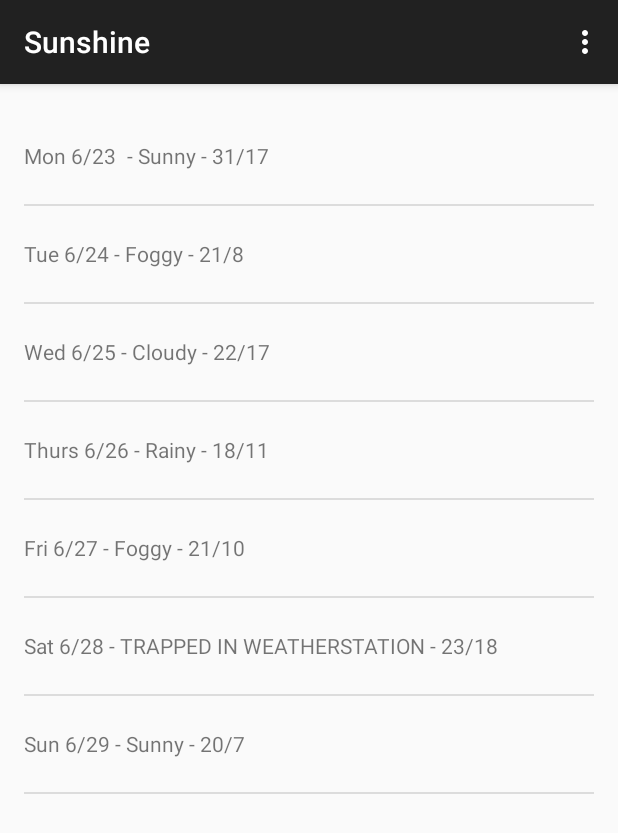
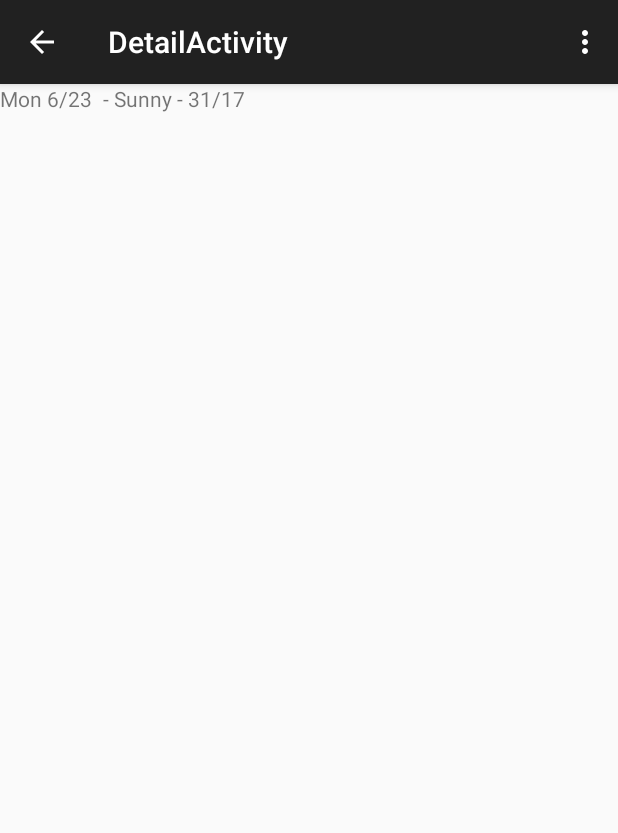
Before and after one commit to ryanseys/sunshine, an Android app: the screen it shows after launch (MainActivity before the commit, DetailActivity after it), after a tap on an icon or button, on a phone screen of 412 x 824 dp. Shown: the top 833 px of the screen. Run offline under Robolectric (Android 15) with nearby library versions, the phone set to English and light mode, and no system bars.

Commit message:
Add DetailFragment

```diff
--- a/app/build.gradle
+++ b/app/build.gradle
@@ -22,4 +22,5 @@ android {
 dependencies {
     compile fileTree(dir: 'libs', include: ['*.jar'])
     compile 'com.android.support:appcompat-v7:22.2.0'
+    compile 'com.android.support:support-v4:22.2.0'
 }
--- a/app/src/main/java/com/google/ryanseys/sunshine/DetailActivity.java
+++ b/app/src/main/java/com/google/ryanseys/sunshine/DetailActivity.java
@@ -1,9 +1,15 @@
 package com.google.ryanseys.sunshine;
 
+import android.content.Intent;
 import android.os.Bundle;
+import android.support.v4.app.Fragment;
 import android.support.v7.app.AppCompatActivity;
+import android.view.LayoutInflater;
 import android.view.Menu;
 import android.view.MenuItem;
+import android.view.View;
+import android.view.ViewGroup;
+import android.widget.TextView;
 
 public class DetailActivity extends AppCompatActivity {
 
@@ -11,12 +17,18 @@ public class DetailActivity extends AppCompatActivity {
     protected void onCreate(Bundle savedInstanceState) {
         super.onCreate(savedInstanceState);
         setContentView(R.layout.activity_detail);
+
+        if (savedInstanceState == null) {
+            getSupportFragmentManager().beginTransaction()
+                    .add(R.id.container, new PlaceholderFragment())
+                    .commit();
+        }
     }
 
     @Override
     public boolean onCreateOptionsMenu(Menu menu) {
         // Inflate the menu; this adds items to the action bar if it is present.
-        getMenuInflater().inflate(R.menu.menu_detail, menu);
+        getMenuInflater().inflate(R.menu.detail, menu);
         return true;
     }
 
@@ -34,4 +46,30 @@ public class DetailActivity extends AppCompatActivity {
 
         return super.onOptionsItemSelected(item);
     }
+
+    /**
+     * A placeholder fragment containing a simple view.
+     */
+    public static class PlaceholderFragment extends Fragment {
+
+        public PlaceholderFragment() {
+        }
+
+        @Override
+        public View onCreateView(LayoutInflater inflater, ViewGroup container,
+                                 Bundle savedInstanceState) {
+
+            Intent intent = getActivity().getIntent();
+            View rootView = inflater.inflate(R.layout.fragment_detail, container, false);
+
+            if (intent != null && intent.hasExtra(Intent.EXTRA_TEXT)) {
+                String forecastStr = intent.getStringExtra(Intent.EXTRA_TEXT);
+                TextView textView = (TextView) rootView.findViewById(R.id.detail_text);
+                textView.setText(forecastStr);
+            }
+
+            return rootView;
+        }
+    }
+
 }
--- a/app/src/main/java/com/google/ryanseys/sunshine/MainActivityFragment.java
+++ b/app/src/main/java/com/google/ryanseys/sunshine/MainActivityFragment.java
@@ -1,5 +1,6 @@
 package com.google.ryanseys.sunshine;
 
+import android.content.Intent;
 import android.net.Uri;
 import android.os.AsyncTask;
 import android.os.Bundle;
@@ -15,7 +16,6 @@ import android.view.ViewGroup;
 import android.widget.AdapterView;
 import android.widget.ArrayAdapter;
 import android.widget.ListView;
-import android.widget.Toast;
 
 import org.json.JSONArray;
 import org.json.JSONException;
@@ -105,8 +105,10 @@ public class MainActivityFragment extends Fragment {
         listView.setOnItemClickListener(new AdapterView.OnItemClickListener() {
             @Override
             public void onItemClick(AdapterView<?> parent, View view, int position, long id) {
-                String forecast = weekForecast.get(position);
-                Toast.makeText(getActivity(), forecast, Toast.LENGTH_SHORT).show();
+                String forecast = mForecastAdapter.getItem(position);
+                Intent intent = new Intent(getActivity(), DetailActivity.class);
+                intent.putExtra(Intent.EXTRA_TEXT, forecast);
+                startActivity(intent);
             }
         });
 
@@ -307,9 +309,8 @@ public class MainActivityFragment extends Fragment {
             } catch (JSONException e) {
                 Log.e(LOG_TAG, e.getMessage(), e);
                 e.printStackTrace();
-            }
-
                 return null;
             }
         }
     }
+}
--- a/app/src/main/res/layout/activity_detail.xml
+++ b/app/src/main/res/layout/activity_detail.xml
@@ -1,16 +1,7 @@
-<RelativeLayout xmlns:android="http://schemas.android.com/apk/res/android"
+<FrameLayout android:id="@+id/container"
+    xmlns:android="http://schemas.android.com/apk/res/android"
     xmlns:tools="http://schemas.android.com/tools"
     android:layout_width="match_parent"
     android:layout_height="match_parent"
-    android:paddingBottom="@dimen/activity_vertical_margin"
-    android:paddingLeft="@dimen/activity_horizontal_margin"
-    android:paddingRight="@dimen/activity_horizontal_margin"
-    android:paddingTop="@dimen/activity_vertical_margin"
-    tools:context="com.google.ryanseys.sunshine.DetailActivity">
-
-    <TextView
-        android:layout_width="wrap_content"
-        android:layout_height="wrap_content"
-        android:text="@string/hello_world" />
-
-</RelativeLayout>
+    tools:context="com.example.android.sunshine.app.DetailActivity"
+    tools:ignore="MergeRootFrame" />
--- /dev/null
+++ b/app/src/main/res/layout/fragment_detail.xml
@@ -0,0 +1,14 @@
+<FrameLayout xmlns:android="http://schemas.android.com/apk/res/android"
+    xmlns:tools="http://schemas.android.com/tools"
+    android:layout_width="match_parent"
+    android:layout_height="match_parent"
+    tools:context="com.google.ryanseys.sunshine.DetailFragment">
+
+    <!-- TODO: Update blank fragment layout -->
+    <TextView
+        android:id="@+id/detail_text"
+        android:layout_width="match_parent"
+        android:layout_height="match_parent"
+        android:text="@string/hello_blank_fragment" />
+
+</FrameLayout>
--- a/app/src/main/res/values/strings.xml
+++ b/app/src/main/res/values/strings.xml
@@ -4,4 +4,7 @@
     <string name="action_settings">Settings</string>
     <string name="action_refresh">Refresh</string>
     <string name="title_activity_detail">DetailActivity</string>
+
+<!-- TODO: Remove or change this placeholder text -->
+    <string name="hello_blank_fragment">Hello world!</string>
 </resources>
```
Also changed, not shown: app/src/main/java/com/google/ryanseys/sunshine/DetailFragment.java (added, +109 -0 lines), app/src/main/res/menu/detail.xml (renamed from app/src/main/res/menu/menu_detail.xml). Lines whose indentation alone changed are shown as unchanged.
